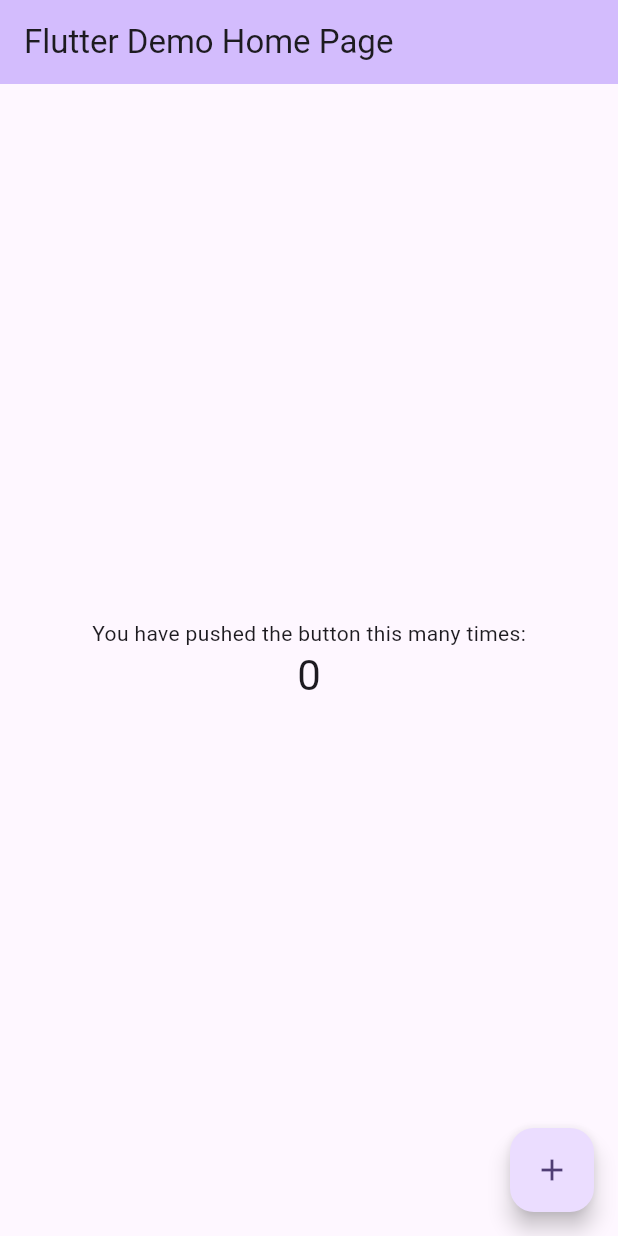
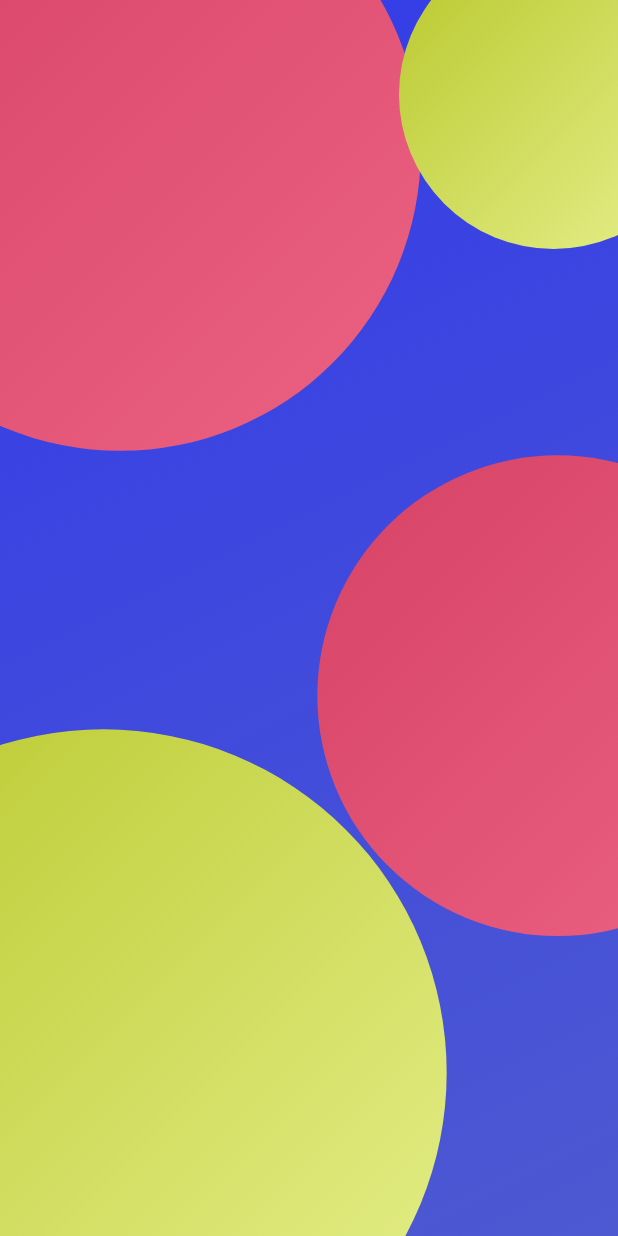
Before and after one commit to SahilSharma2710/rock_paper_scissor, a Flutter app: the screen it shows after launch, on a phone screen of 412 x 824 dp. Run offline on Flutter 3.47's test engine with Material 3 defaults, Android fonts, the phone set to English and light mode, and no system bars; our stand-ins replace flutter_screenutil.

Commit message:
page wrapper added

```diff
--- a/rock_paper_scissor/lib/main.dart
+++ b/rock_paper_scissor/lib/main.dart
@@ -1,125 +1,96 @@
 import 'package:flutter/material.dart';
+import 'package:flutter_screenutil/flutter_screenutil.dart';
+import 'package:rock_paper_scissor/page_wrapper.dart';
 
 void main() {
-  runApp(const MyApp());
+  runApp(MyApp());
 }
 
 class MyApp extends StatelessWidget {
-  const MyApp({super.key});
-
-  // This widget is the root of your application.
   @override
   Widget build(BuildContext context) {
-    return MaterialApp(
-      title: 'Flutter Demo',
-      theme: ThemeData(
-        // This is the theme of your application.
-        //
-        // TRY THIS: Try running your application with "flutter run". You'll see
-        // the application has a purple toolbar. Then, without quitting the app,
-        // try changing the seedColor in the colorScheme below to Colors.green
-        // and then invoke "hot reload" (save your changes or press the "hot
-        // reload" button in a Flutter-supported IDE, or press "r" if you used
-        // the command line to start the app).
-        //
-        // Notice that the counter didn't reset back to zero; the application
-        // state is not lost during the reload. To reset the state, use hot
-        // restart instead.
-        //
-        // This works for code too, not just values: Most code changes can be
-        // tested with just a hot reload.
-        colorScheme: ColorScheme.fromSeed(seedColor: Colors.deepPurple),
-        useMaterial3: true,
-      ),
-      home: const MyHomePage(title: 'Flutter Demo Home Page'),
+    return ScreenUtilInit(
+        designSize: const Size(360, 690),
+        builder: (_, child) {
+          return MaterialApp(
+            title: 'Rock Paper Scissor',
+            theme: ThemeData(
+              primarySwatch: Colors.blue,
+            ),
+            home: MyHomePage(),
+          );
+        });
+  }
+}
+
+class MyHomePage extends StatelessWidget {
+  @override
+  Widget build(BuildContext context) {
+    return PageWrapper(
+      containerHeight: MediaQuery.of(context).size.height,
     );
   }
 }
 
-class MyHomePage extends StatefulWidget {
-  const MyHomePage({super.key, required this.title});
+class ClickableImage extends StatefulWidget {
+  final String imagePath;
 
-  // This widget is the home page of your application. It is stateful, meaning
-  // that it has a State object (defined below) that contains fields that affect
-  // how it looks.
-
-  // This class is the configuration for the state. It holds the values (in this
-  // case the title) provided by the parent (in this case the App widget) and
-  // used by the build method of the State. Fields in a Widget subclass are
-  // always marked "final".
-
-  final String title;
+  const ClickableImage({Key? key, required this.imagePath}) : super(key: key);
 
   @override
-  State<MyHomePage> createState() => _MyHomePageState();
+  _ClickableImageState createState() => _ClickableImageState();
 }
 
-class _MyHomePageState extends State<MyHomePage> {
-  int _counter = 0;
+class _ClickableImageState extends State<ClickableImage>
+    with SingleTickerProviderStateMixin {
+  late AnimationController _controller;
+  late Animation<double> _animation;
 
-  void _incrementCounter() {
-    setState(() {
-      // This call to setState tells the Flutter framework that something has
-      // changed in this State, which causes it to rerun the build method below
-      // so that the display can reflect the updated values. If we changed
-      // _counter without calling setState(), then the build method would not be
-      // called again, and so nothing would appear to happen.
-      _counter++;
+  @override
+  void initState() {
+    super.initState();
+    _controller = AnimationController(
+      vsync: this,
+      duration: const Duration(milliseconds: 500),
+    );
+    _animation = Tween<double>(begin: 1.0, end: 0.7).animate(
+      CurvedAnimation(
+        parent: _controller,
+        curve: Curves.fastLinearToSlowEaseIn,
+      ),
+    );
+    _controller.addListener(() {
+      setState(() {});
     });
   }
 
   @override
+  void dispose() {
+    _controller.dispose();
+    super.dispose();
+  }
+
+  @override
   Widget build(BuildContext context) {
-    // This method is rerun every time setState is called, for instance as done
-    // by the _incrementCounter method above.
-    //
-    // The Flutter framework has been optimized to make rerunning build methods
-    // fast, so that you can just rebuild anything that needs updating rather
-    // than having to individually change instances of widgets.
-    return Scaffold(
-      appBar: AppBar(
-        // TRY THIS: Try changing the color here to a specific color (to
-        // Colors.amber, perhaps?) and trigger a hot reload to see the AppBar
-        // change color while the other colors stay the same.
-        backgroundColor: Theme.of(context).colorScheme.inversePrimary,
-        // Here we take the value from the MyHomePage object that was created by
-        // the App.build method, and use it to set our appbar title.
-        title: Text(widget.title),
-      ),
-      body: Center(
-        // Center is a layout widget. It takes a single child and positions it
-        // in the middle of the parent.
-        child: Column(
-          // Column is also a layout widget. It takes a list of children and
-          // arranges them vertically. By default, it sizes itself to fit its
-          // children horizontally, and tries to be as tall as its parent.
-          //
-          // Column has various properties to control how it sizes itself and
-          // how it positions its children. Here we use mainAxisAlignment to
-          // center the children vertically; the main axis here is the vertical
-          // axis because Columns are vertical (the cross axis would be
-          // horizontal).
-          //
-          // TRY THIS: Invoke "debug painting" (choose the "Toggle Debug Paint"
-          // action in the IDE, or press "p" in the console), to see the
-          // wireframe for each widget.
-          mainAxisAlignment: MainAxisAlignment.center,
-          children: <Widget>[
-            const Text(
-              'You have pushed the button this many times:',
-            ),
-            Text(
-              '$_counter',
-              style: Theme.of(context).textTheme.headlineMedium,
-            ),
-          ],
+    return GestureDetector(
+      onTapDown: (_) {
+        _controller.forward();
+      },
+      onTapUp: (_) {
+        _controller.reverse();
+      },
+      onTapCancel: () {
+        _controller.reverse();
+      },
+      child: Transform.scale(
+        scale: _animation.value,
+        child: Image.asset(
+          widget.imagePath,
+          width: 100,
+          height: 100,
+          fit: BoxFit.cover,
         ),
       ),
-      floatingActionButton: FloatingActionButton(
-        onPressed: _incrementCounter,
-        tooltip: 'Increment',
-        child: const Icon(Icons.add),
-      ), // This trailing comma makes auto-formatting nicer for build methods.
     );
   }
 }
--- /dev/null
+++ b/rock_paper_scissor/lib/page_wrapper.dart
@@ -0,0 +1,127 @@
+import 'package:flutter/material.dart';
+import 'package:flutter_screenutil/flutter_screenutil.dart';
+
+const Color pink = Color(0xffEC6283);
+const Color pinkDark = Color(0xffD64265);
+const Color yellow = Color(0xffE7F18F);
+const Color yellowDark = Color(0xffB8C72B);
+const Color purple = Color(0xff323AE9);
+
+class PageWrapper extends StatelessWidget {
+  const PageWrapper({
+    Key? key,
+    this.body,
+    this.containerHeight = 500,
+    this.hasContainer = true,
+  }) : super(key: key);
+
+  final Widget? body;
+  final double containerHeight;
+  final bool hasContainer;
+
+  @override
+  Widget build(BuildContext context) {
+    return Scaffold(
+      body: Container(
+        decoration: const BoxDecoration(
+          gradient: LinearGradient(
+            colors: [Color(0xff323AE9), Color(0xff4D59D1)],
+            begin: Alignment.topLeft,
+            end: Alignment.bottomRight,
+          ),
+        ),
+        child: Stack(
+          children: [
+            ..._backgroundCircles,
+            Positioned.fill(
+              child: Center(
+                child: body,
+              ),
+            ),
+          ],
+        ),
+      ),
+    );
+  }
+
+  List<Widget> get _backgroundCircles => [
+        Circle(
+          color1: pink,
+          color2: pinkDark,
+          radius: 350.r,
+          left: -120,
+          top: -100,
+        ),
+        Circle(
+          color1: pink,
+          color2: pinkDark,
+          radius: 280.r,
+          right: -120,
+          bottom: 200,
+        ),
+        Circle(
+          color1: yellow,
+          color2: yellowDark,
+          radius: 180.r,
+          right: -60,
+          top: -40,
+        ),
+        Circle(
+          color1: yellow,
+          color2: yellowDark,
+          radius: 400.r,
+          left: -160,
+          bottom: -120,
+        ),
+      ];
+}
+
+class Circle extends StatelessWidget {
+  final Color color1;
+  final Color color2;
+  final double? left;
+  final double? right;
+  final double? top;
+  final double? bottom;
+  final double? radius;
+  final bool isPositioned;
+
+  const Circle({
+    required this.color1,
+    required this.color2,
+    this.left,
+    this.right,
+    this.top,
+    this.bottom,
+    this.radius,
+    this.isPositioned = true,
+  });
+
+  @override
+  Widget build(BuildContext context) {
+    Widget circle = Container(
+      height: radius,
+      width: radius,
+      decoration: BoxDecoration(
+        shape: BoxShape.circle,
+        gradient: LinearGradient(
+          colors: [color1, color2],
+          end: Alignment.topLeft,
+          begin: Alignment.bottomRight,
+        ),
+      ),
+    );
+
+    return isPositioned
+        ? Positioned(
+            bottom: bottom,
+            right: right,
+            top: top,
+            left: left,
+            height: radius,
+            width: radius,
+            child: circle,
+          )
+        : circle;
+  }
+}
```
Also changed, not shown: rock_paper_scissor/pubspec.yaml (+4 -3 lines), rock_paper_scissor/assets/paper.jpeg (added), rock_paper_scissor/pubspec.lock, 1 other file.
